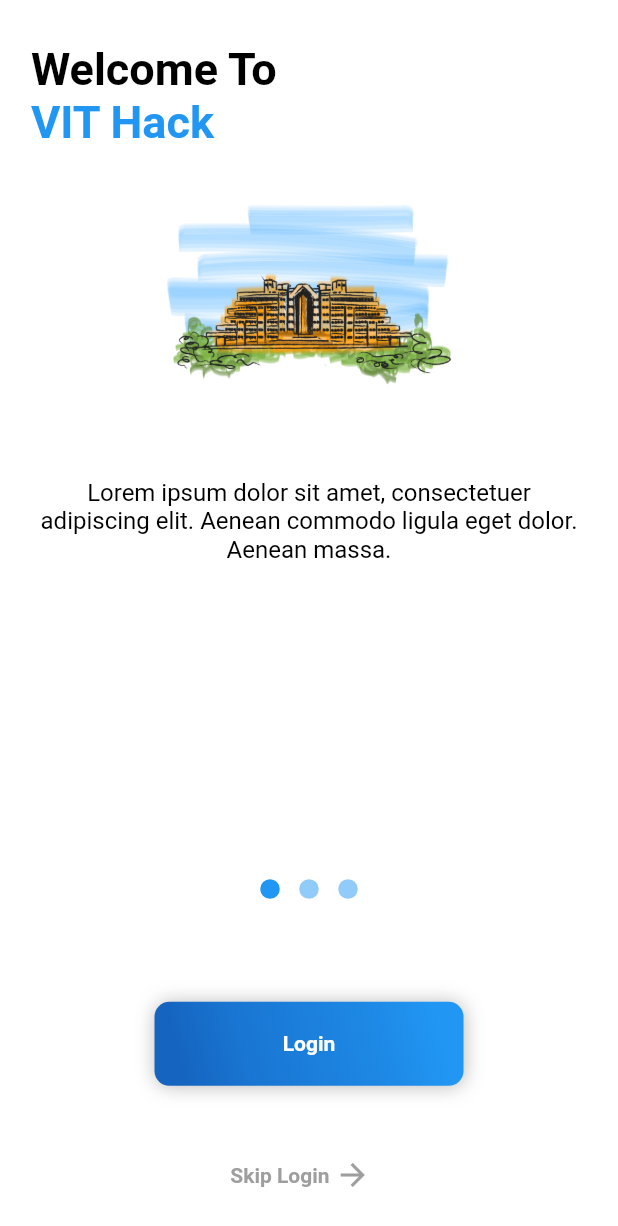
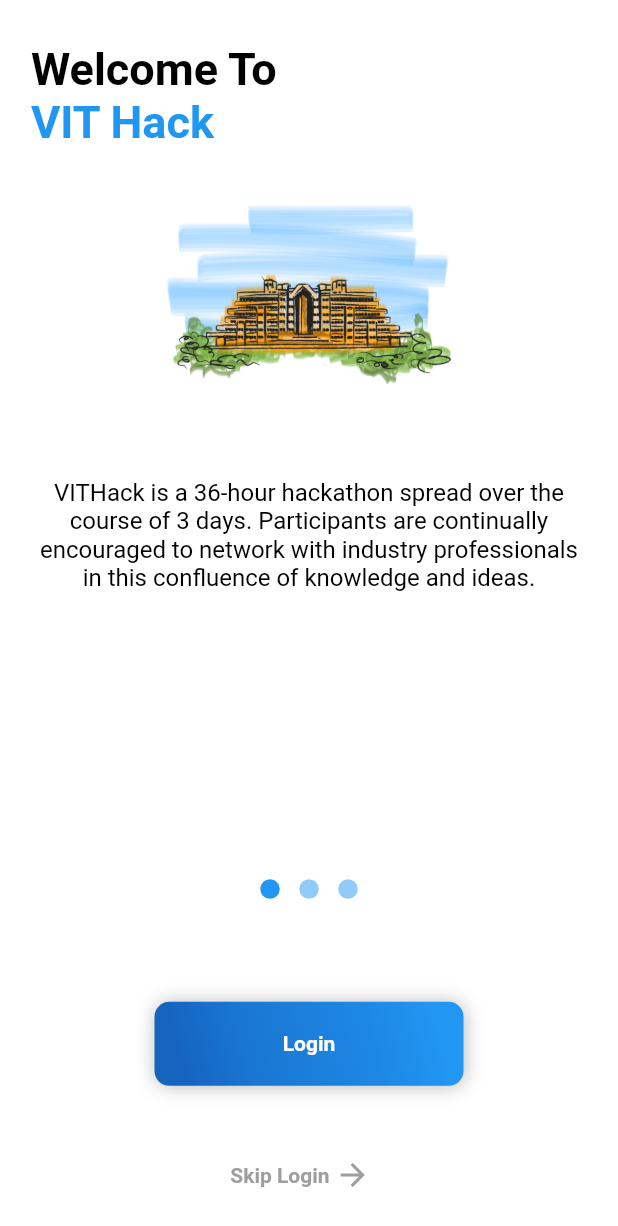
Before and after one commit to pratzmewara/VITHack, a Flutter app: the HomePage screen opened directly, after a tap on the "power settings new" icon, on a phone screen of 412 x 824 dp. Shown: the top 1226 px of the screen. Run offline on Flutter 3.47's test engine with Material 2 defaults, Android fonts, the phone set to English and light mode, and no system bars; drawn by our look-alikes of intro_slider; our stand-ins replace flip_card, flutter_svg, fluttertoast, qr_flutter, shared_preferences; missing offline and left inert: qrcode_reader, snaplist; accounts and stored records are empty; Roboto replaces fonts that are missing (Raleway, RobotoMono).

```diff
--- a/lib/pages/contactUsPage.dart
+++ b/lib/pages/contactUsPage.dart
@@ -116,7 +116,7 @@ child:Row(
             }
             if(index==4){
                Fluttertoast.showToast(
-                 msg: "Some text"
+                 msg: "You've stumbled into a treasure hunt!"
                );
             }
           },
--- a/lib/pages/easterEgg.dart
+++ b/lib/pages/easterEgg.dart
@@ -87,7 +87,7 @@ class EasterEggState extends State<EasterEgg>{
 Padding(padding: EdgeInsets.all(2),),
 Icon(MyFlutterApp.heart_1,size: 16,color: Colors.blue,),
                 Padding(padding: EdgeInsets.all(2),),
-                Text(" from "),
+                Text(" by "),
                 Image.asset("lib/assests/dsclogo.png",height: 16,),
                 Text(" DSC-VIT")
 
--- a/lib/pages/homePage.dart
+++ b/lib/pages/homePage.dart
@@ -344,7 +344,7 @@ List<CustomPopupMenu> choices = <CustomPopupMenu>[
                   children: <Widget>[
                     Container(
                       margin: EdgeInsets.only(top: 10.0, bottom: 20.0),
-                      child : Text('Bootcamp'  , style: TextStyle(fontSize: 25.0, fontWeight: FontWeight.bold,)),
+                      child : Text('Judgement Time'  , style: TextStyle(fontSize: 25.0, fontWeight: FontWeight.bold,)),
                     ),
                     Container(
                         margin: EdgeInsets.only(top: 10.0, bottom: 2.0,left:  MediaQuery.of(context).size.width/20),
@@ -410,22 +410,22 @@ List<CustomPopupMenu> choices = <CustomPopupMenu>[
                       margin: EdgeInsets.only(top: 5.0, bottom: 20.0,left:  MediaQuery.of(context).size.width/20),
                       child : Text('Valedictory Ceremony' ,  style: TextStyle(fontSize: 15.0, )),
                     ),
-                      Container(
-                        margin: EdgeInsets.only(top: 10.0, bottom: 2.0,left: MediaQuery.of(context).size.width/20),
-                        child : Row(
-                          children: <Widget>[
-                            bullet(),
-                            Padding(
-                              padding: EdgeInsets.only(left: 10.0),
-                            ),
-                            Text('8:30 pm - 10:00 pm', style: TextStyle(fontSize: 15.0,  color: Colors.blue),),
-                          ],
-                        )
-                    ),
-                    Container(
-                      margin: EdgeInsets.only(top: 5.0, bottom: 20.0,left:  MediaQuery.of(context).size.width/20),
-                      child : Text('Dinner' ,  style: TextStyle(fontSize: 15.0, )),
-                    ),
+                    //   Container(
+                    //     margin: EdgeInsets.only(top: 10.0, bottom: 2.0,left: MediaQuery.of(context).size.width/20),
+                    //     child : Row(
+                    //       children: <Widget>[
+                    //         bullet(),
+                    //         Padding(
+                    //           padding: EdgeInsets.only(left: 10.0),
+                    //         ),
+                    //         Text('8:30 pm - 10:00 pm', style: TextStyle(fontSize: 15.0,  color: Colors.blue),),
+                    //       ],
+                    //     )
+                    // ),
+                    // Container(
+                    //   margin: EdgeInsets.only(top: 5.0, bottom: 20.0,left:  MediaQuery.of(context).size.width/20),
+                    //   child : Text('Dinner' ,  style: TextStyle(fontSize: 15.0, )),
+                    // ),
                   ]
               ),),
           ],
@@ -448,24 +448,24 @@ List<CustomPopupMenu> choices = <CustomPopupMenu>[
                   children: <Widget>[
                     Container(
                       margin: EdgeInsets.only(top: 10.0, bottom: 20.0),
-                      child : Text('Bootcamp'  , style: TextStyle(fontSize: 25.0, fontWeight: FontWeight.bold,)),
+                      child : Text('The Hack'  , style: TextStyle(fontSize: 25.0, fontWeight: FontWeight.bold,)),
                     ),
-                    Container(
-                        margin: EdgeInsets.only(top: 10.0, bottom: 2.0,left: MediaQuery.of(context).size.width/20),
-                        child : Row(
-                          children: <Widget>[
-                            bullet(),
-                            Padding(
-                              padding: EdgeInsets.only(left: 10.0),
-                            ),
-                            Text('7:30 am - 8:00 am', style: TextStyle(fontSize: 15.0,  color: Colors.blue),),
-                          ],
-                        )
-                    ),
-                    Container(
-                      margin: EdgeInsets.only(top: 5.0, bottom: 20.0,left:  MediaQuery.of(context).size.width/20),
-                      child : Text('Breakfast' ,  style: TextStyle(fontSize: 15.0, )),
-                    ),
+                    // Container(
+                    //     margin: EdgeInsets.only(top: 10.0, bottom: 2.0,left: MediaQuery.of(context).size.width/20),
+                    //     child : Row(
+                    //       children: <Widget>[
+                    //         bullet(),
+                    //         Padding(
+                    //           padding: EdgeInsets.only(left: 10.0),
+                    //         ),
+                    //         Text('7:30 am - 8:00 am', style: TextStyle(fontSize: 15.0,  color: Colors.blue),),
+                    //       ],
+                    //     )
+                    // ),
+                    // Container(
+                    //   margin: EdgeInsets.only(top: 5.0, bottom: 20.0,left:  MediaQuery.of(context).size.width/20),
+                    //   child : Text('Breakfast' ,  style: TextStyle(fontSize: 15.0, )),
+                    // ),
                     Container(
                         margin: EdgeInsets.only(top: 10.0, bottom: 2.0,left:  MediaQuery.of(context).size.width/20),
                         child : Row(
@@ -513,6 +513,22 @@ List<CustomPopupMenu> choices = <CustomPopupMenu>[
                     Container(
                       margin: EdgeInsets.only(top: 5.0, bottom: 20.0,left:  MediaQuery.of(context).size.width/20),
                       child : Text('Lunch Break' ,  style: TextStyle(fontSize: 15.0, )),
+                    ),
+                     Container(
+                        margin: EdgeInsets.only(top: 10.0, bottom: 2.0,left: MediaQuery.of(context).size.width/20),
+                        child : Row(
+                          children: <Widget>[
+                            bullet(),
+                            Padding(
+                              padding: EdgeInsets.only(left: 10.0),
+                            ),
+                            Text('4:00 pm - 4:30 pm', style: TextStyle(fontSize: 15.0,  color: Colors.blue),),
+                          ],
+                        )
+                    ),
+                    Container(
+                      margin: EdgeInsets.only(top: 5.0, bottom: 20.0,left:  MediaQuery.of(context).size.width/20),
+                      child : Text('Snacks' ,  style: TextStyle(fontSize: 15.0, )),
                     ),
                       Container(
                         margin: EdgeInsets.only(top: 10.0, bottom: 2.0,left: MediaQuery.of(context).size.width/20),
--- a/lib/pages/introductoryPage.dart
+++ b/lib/pages/introductoryPage.dart
@@ -40,7 +40,7 @@ class IntroScreenState extends State<IntroScreen> {
           ],
         ),),
         description:
-            "Lorem ipsum dolor sit amet, consectetuer adipiscing elit. Aenean commodo ligula eget dolor. Aenean massa.",
+            "VITHack is a 36-hour hackathon spread over the course of 3 days. Participants are continually encouraged to network with industry professionals in this confluence of knowledge and ideas.",
         styleDescription: TextStyle(
             color: Colors.black,
             fontSize: 16.0,
@@ -68,12 +68,12 @@ class IntroScreenState extends State<IntroScreen> {
             fontWeight: FontWeight.bold,
             fontFamily: 'RobotoMono'),
         description:
-            "Ye indulgence unreserved connection alteration appearance",
+            "Real-world problem statements aimed towards challenging your abilities and tons more is in store for you.",
          styleDescription: TextStyle(
             color: Colors.black,
             fontSize: 16.0,
             fontFamily: 'Raleway'),
-        pathImage: 'lib/assests/aboutus.png',
+        pathImage: 'lib/assests/talks.png',
       ),
     );
     slides.add(
@@ -96,12 +96,12 @@ class IntroScreenState extends State<IntroScreen> {
             fontWeight: FontWeight.bold,
             fontFamily: 'RobotoMono'),
         description:
-            "Much evil soon high in hope do view. Out may few northward believing attempted. Yet timed being songs marry one defer men our. Although finished blessing do of",
+            "The hackathon will be focusing on the feasibility, application, resourcefulness, and fundability of each project idea presented by the participants.",
          styleDescription: TextStyle(
             color: Colors.black,
             fontSize: 16.0,
             fontFamily: 'Raleway'),
-        pathImage: 'lib/assests/aboutus.png',
+        pathImage: 'lib/assests/chair.png',
       ),
     );
   }
```
Also changed, not shown: pubspec.yaml (+13 -0 lines), lib/assests/chair.png (added), lib/assests/discussion.png (added), lib/assests/talks.png (added), pubspec.lock, 22 other files.
